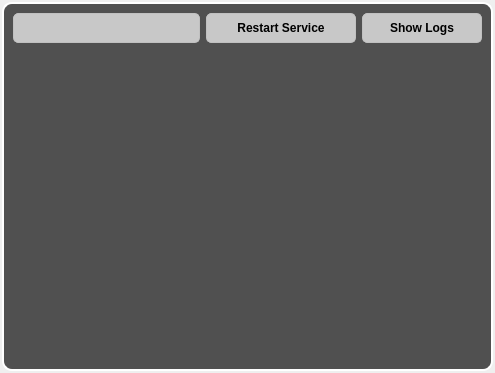
First picture: the form in networkdialog.ui, repository aciklab/Hvl-Lightdm-Greeter, before the edit.
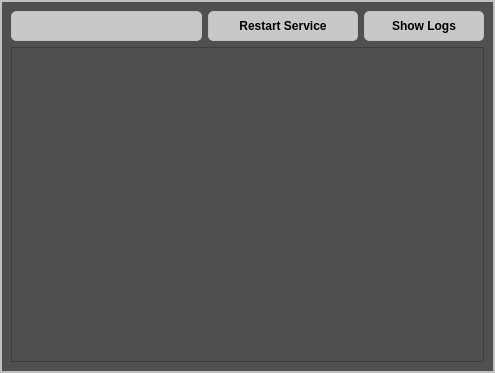
Second picture: the form after the edit. Icons and pictures are not drawn.

The edit to the form file:
```diff
--- a/networkdialog.ui
+++ b/networkdialog.ui
@@ -14,23 +14,23 @@
    <string>Dialog</string>
   </property>
   <property name="styleSheet">
-   <string notr="true">QDialog,
-QWidget {
-    border-radius: 5px;
+   <string notr="true">QDialog{
+
+ 	background-color: rgba(80,80,80, 0);
 }
 
+
 #NDframe{
-    border:2px solid rgba(255,255,255,1);
+    border:2px solid silver;
     background-color: rgba(80,80,80, 1);
-    border-radius: 10px;
 }
+
 #NDtextEdit{
 	color: white;
 	font-size:12px;
 	background-color: rgba(80,80,80, 1);
 }
 
-
 QComboBox,
 QPushButton {
     color:black;
@@ -38,6 +38,7 @@
     font:bold;
     border: 1px solid silver;
     background-color: rgba(200, 200, 200,1);
+	border-radius: 5px;
 }
 
 QPushButton:pressed{
@@ -53,6 +54,7 @@
     border:none;
 	font-size:18px;
     text-align: right;
+	border-radius: 5px;
 }
 
 QComboBox::down-arrow {
@@ -62,19 +64,19 @@
   </property>
   <layout class="QVBoxLayout" name="verticalLayout">
    <property name="spacing">
-    <number>2</number>
+    <number>0</number>
    </property>
    <property name="leftMargin">
-    <number>2</number>
+    <number>0</number>
    </property>
    <property name="topMargin">
-    <number>2</number>
+    <number>0</number>
    </property>
    <property name="rightMargin">
-    <number>2</number>
+    <number>0</number>
    </property>
    <property name="bottomMargin">
-    <number>2</number>
+    <number>0</number>
    </property>
    <item>
     <widget class="QFrame" name="NDframe">
```
Left out of the diff: 4 changed lines with no effect on the pictures.
